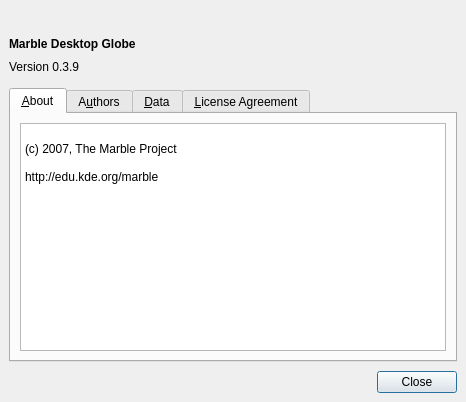
Above: src/lib/MarbleAboutDialog.ui from KDE/marble before the change. Below: the same form after it.
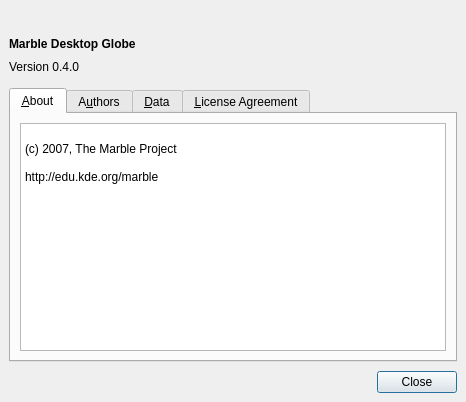
That is the form after the change. Icons and pictures are not drawn.

Commit message:
Removing Debug calls for release and     Bumping up version number to
    Marble 0.4.0

The edit to the form file:
```diff
--- a/src/lib/MarbleAboutDialog.ui
+++ b/src/lib/MarbleAboutDialog.ui
@@ -58,7 +58,7 @@
    <item>
     <widget class="QLabel" name="m_pMarbleVersionLabel" >
      <property name="text" >
-      <string>Version 0.3.9</string>
+      <string>Version 0.4.0</string>
      </property>
     </widget>
    </item>
```
The commit also changes 11 other files.
